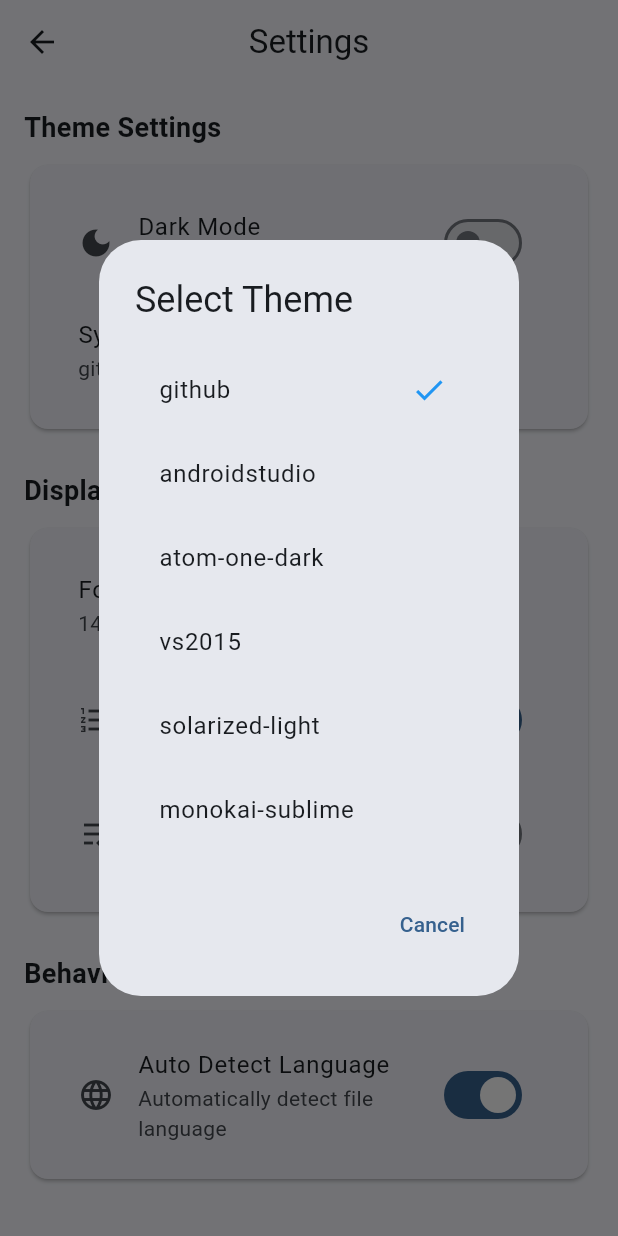
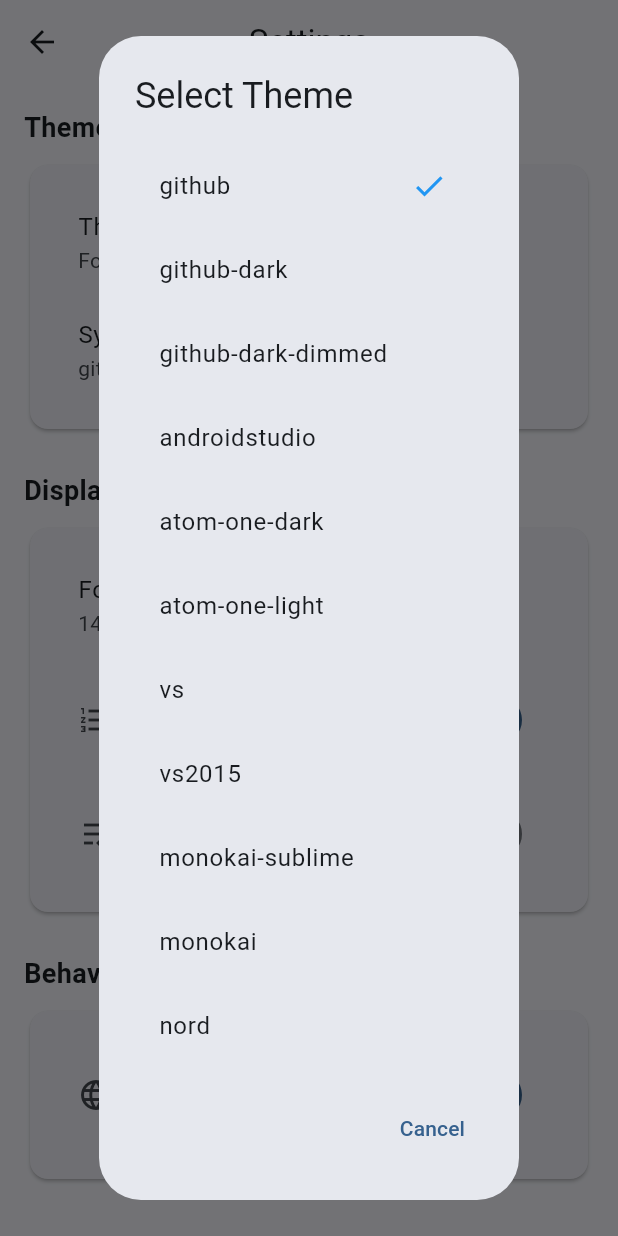
Before and after one commit to woutervanwijk/viewsourcevibe, a Flutter app: the SettingsScreen screen opened directly, after a tap on "Syntax Highlight Theme", on a phone screen of 412 x 824 dp. Run offline on Flutter 3.47's test engine with Material 3 defaults, Android fonts, the light colour scheme and no system bars; our stand-ins replace file_picker, shared_preferences; missing offline and left inert: re_editor, re_highlight; accounts and stored records are empty.

Commit message:
theme support for syntax; darktheme for ui

```diff
--- a/lib/models/settings.dart
+++ b/lib/models/settings.dart
@@ -1,9 +1,13 @@
 import 'package:flutter/material.dart';
 import 'package:shared_preferences/shared_preferences.dart';
+
+// Theme mode options
+enum ThemeModeOption { system, light, dark }
 
 class AppSettings with ChangeNotifier {
   static const String _prefsDarkMode = 'darkMode';
   static const String _prefsThemeName = 'themeName';
+  static const String _prefsThemeMode = 'themeMode'; // system, light, dark
   static const String _prefsFontSize = 'fontSize';
   static const String _prefsShowLineNumbers = 'showLineNumbers';
   static const String _prefsWrapText = 'wrapText';
@@ -13,6 +17,7 @@
   SharedPreferences? _prefs;
 
   // Theme settings
+  ThemeModeOption _themeMode = ThemeModeOption.system; // Default to system
   bool _darkMode = false;
   String _themeName = 'github';
 
@@ -25,6 +30,7 @@
   bool _autoDetectLanguage = true;
 
   // Getters
+  ThemeModeOption get themeMode => _themeMode;
   bool get darkMode => _darkMode;
   String get themeName => _themeName;
   double get fontSize => _fontSize;
@@ -33,6 +39,14 @@
   bool get autoDetectLanguage => _autoDetectLanguage;
 
   // Setters with notification and persistence
+  set themeMode(ThemeModeOption value) {
+    if (_themeMode != value) {
+      _themeMode = value;
+      _saveSetting(_prefsThemeMode, value.name);
+      notifyListeners();
+    }
+  }
+
   set darkMode(bool value) {
     if (_darkMode != value) {
       _darkMode = value;
@@ -91,6 +105,13 @@
   Future<void> _loadSettings() async {
     if (_prefs == null) return;
 
+    // Load theme mode - default to system if not set
+    final themeModeString = _prefs!.getString(_prefsThemeMode) ?? 'system';
+    _themeMode = ThemeModeOption.values.firstWhere(
+      (e) => e.name == themeModeString,
+      orElse: () => ThemeModeOption.system,
+    );
+
     _darkMode = _prefs!.getBool(_prefsDarkMode) ?? false;
     _themeName = _prefs!.getString(_prefsThemeName) ?? 'github';
     _fontSize = _prefs!.getDouble(_prefsFontSize) ?? 14.0;
@@ -114,6 +135,7 @@
 
   // Reset to defaults
   void resetToDefaults() {
+    _themeMode = ThemeModeOption.system;
     _darkMode = false;
     _themeName = 'github';
     _fontSize = 14.0;
@@ -142,11 +164,20 @@
   // Available themes
   static List<String> get availableThemes => [
         'github',
+        'github-dark',
+        'github-dark-dimmed',
         'androidstudio',
         'atom-one-dark',
+        'atom-one-light',
+        'vs',
         'vs2015',
-        'solarized-light',
         'monokai-sublime',
+        'monokai',
+        'nord',
+        'tokyo-night-dark',
+        'tokyo-night-light',
+        'dark',
+        'lightfair',
       ];
 
   // Available font sizes
--- a/lib/screens/settings_screen.dart
+++ b/lib/screens/settings_screen.dart
@@ -31,16 +31,15 @@
                   padding: const EdgeInsets.all(16.0),
                   child: Column(
                     children: [
-                      // Dark Mode Toggle
-                      SwitchListTile(
-                        title: const Text('Dark Mode'),
-                        subtitle: const Text('Enable dark theme'),
-                        value: settings.darkMode,
-                        onChanged: (value) => settings.darkMode = value,
-                        secondary: const Icon(Icons.dark_mode),
+                      // Theme Mode Selection
+                      ListTile(
+                        title: const Text('Theme Mode'),
+                        subtitle: Text(_getThemeModeLabel(settings.themeMode)),
+                        trailing: const Icon(Icons.arrow_forward_ios),
+                        onTap: () => _showThemeModeDialog(context, settings),
                       ),
 
-                      // Theme Selection
+                      // Syntax Highlight Theme
                       ListTile(
                         title: const Text('Syntax Highlight Theme'),
                         subtitle: Text(settings.themeName),
@@ -144,6 +143,62 @@
     );
   }
 
+  // Helper method to get theme mode label
+  String _getThemeModeLabel(ThemeModeOption mode) {
+    switch (mode) {
+      case ThemeModeOption.system:
+        return 'Follow system settings';
+      case ThemeModeOption.light:
+        return 'Always light theme';
+      case ThemeModeOption.dark:
+        return 'Always dark theme';
+    }
+  }
+
+  void _showThemeModeDialog(BuildContext context, AppSettings settings) {
+    showDialog(
+      context: context,
+      builder: (context) => AlertDialog(
+        title: const Text('Select Theme Mode'),
+        content: SingleChildScrollView(
+          child: Column(
+            children: ThemeModeOption.values.map((mode) =>
+              ListTile(
+                title: Text(_getThemeModeLabel(mode)),
+                subtitle: Text(_getThemeModeDescription(mode)),
+                trailing: settings.themeMode == mode
+                    ? const Icon(Icons.check, color: Colors.blue)
+                    : null,
+                onTap: () {
+                  settings.themeMode = mode;
+                  Navigator.of(context).pop();
+                },
+              )
+            ).toList(),
+          ),
+        ),
+        actions: [
+          TextButton(
+            onPressed: () => Navigator.of(context).pop(),
+            child: const Text('Cancel'),
+          ),
+        ],
+      ),
+    );
+  }
+
+  // Helper method to get theme mode description
+  String _getThemeModeDescription(ThemeModeOption mode) {
+    switch (mode) {
+      case ThemeModeOption.system:
+        return 'Automatically switch between light and dark based on system settings';
+      case ThemeModeOption.light:
+        return 'Always use light theme regardless of system settings';
+      case ThemeModeOption.dark:
+        return 'Always use dark theme regardless of system settings';
+    }
+  }
+
   void _showThemeDialog(BuildContext context, AppSettings settings) {
     showDialog(
       context: context,
--- a/lib/widgets/file_viewer.dart
+++ b/lib/widgets/file_viewer.dart
@@ -43,7 +43,7 @@
               Text(
                 '${lines.length} lines • ${file.fileSize}',
                 style: TextStyle(
-                  color: Colors.grey[500],
+                  color: Theme.of(context).colorScheme.onSurface.withAlpha(153), // 60% opacity
                   fontSize: 11,
                 ),
               ),
--- a/lib/widgets/url_input.dart
+++ b/lib/widgets/url_input.dart
@@ -90,7 +90,10 @@
                 const SizedBox(height: 2),
                 Text(
                   _errorMessage,
-                  style: const TextStyle(color: Colors.red, fontSize: 11),
+                  style: TextStyle(
+                    color: Theme.of(context).colorScheme.error,
+                    fontSize: 11,
+                  ),
                 ),
               ],
             ],
```
Also changed, not shown: lib/main.dart (+38 -1 lines), lib/screens/home_screen.dart (+5 -2 lines), lib/services/html_service.dart (+53 -6 lines), 2 other files.
